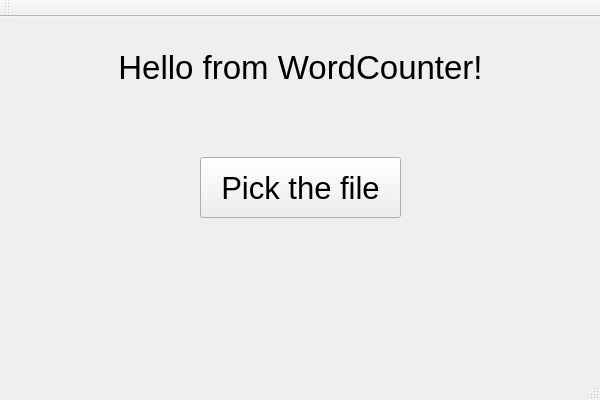
First picture: the form in WordCounter/QtWindow.ui, repository romaktion/WordCounter, before the edit.
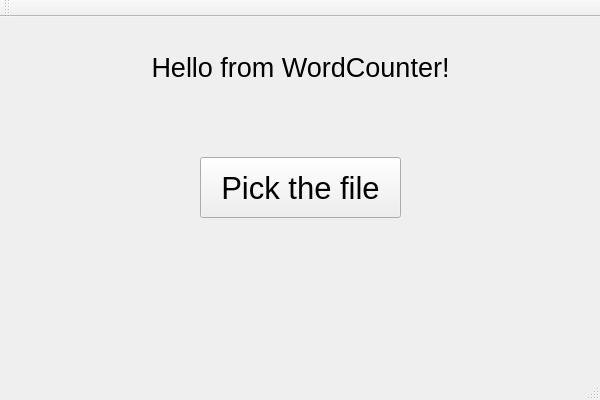
Second picture: the form after the edit.

What changed in the file:
```diff
--- a/WordCounter/QtWindow.ui
+++ b/WordCounter/QtWindow.ui
@@ -28,7 +28,7 @@
     </property>
     <property name="font">
      <font>
-      <pointsize>25</pointsize>
+      <pointsize>20</pointsize>
      </font>
     </property>
     <property name="autoFillBackground">
```
